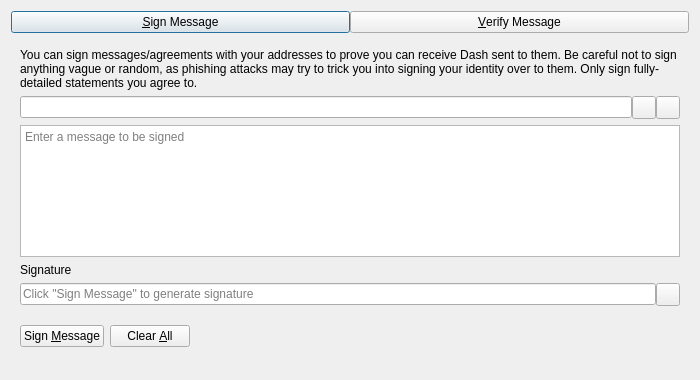
The window that src/qt/forms/signverifymessagedialog.ui (OmegaBlockchain/omegacoin) describes before a commit, drawn with Qt 5.
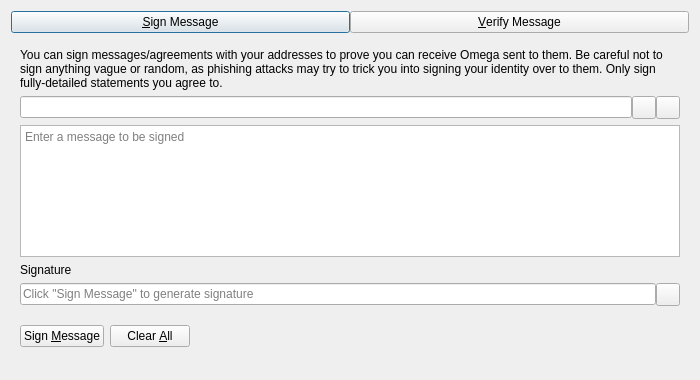
The same window after the commit. Custom widgets are drawn as their Qt base class.

Patch:
```diff
--- a/src/qt/forms/signverifymessagedialog.ui
+++ b/src/qt/forms/signverifymessagedialog.ui
@@ -63,7 +63,7 @@
        <item>
         <widget class="QLabel" name="infoLabel_SM">
          <property name="text">
-          <string>You can sign messages/agreements with your addresses to prove you can receive Dash sent to them. Be careful not to sign anything vague or random, as phishing attacks may try to trick you into signing your identity over to them. Only sign fully-detailed statements you agree to.</string>
+          <string>You can sign messages/agreements with your addresses to prove you can receive Omega sent to them. Be careful not to sign anything vague or random, as phishing attacks may try to trick you into signing your identity over to them. Only sign fully-detailed statements you agree to.</string>
          </property>
          <property name="textFormat">
           <enum>Qt::PlainText</enum>
```
Left out of the diff: 8 changed lines with no effect on the pictures.
